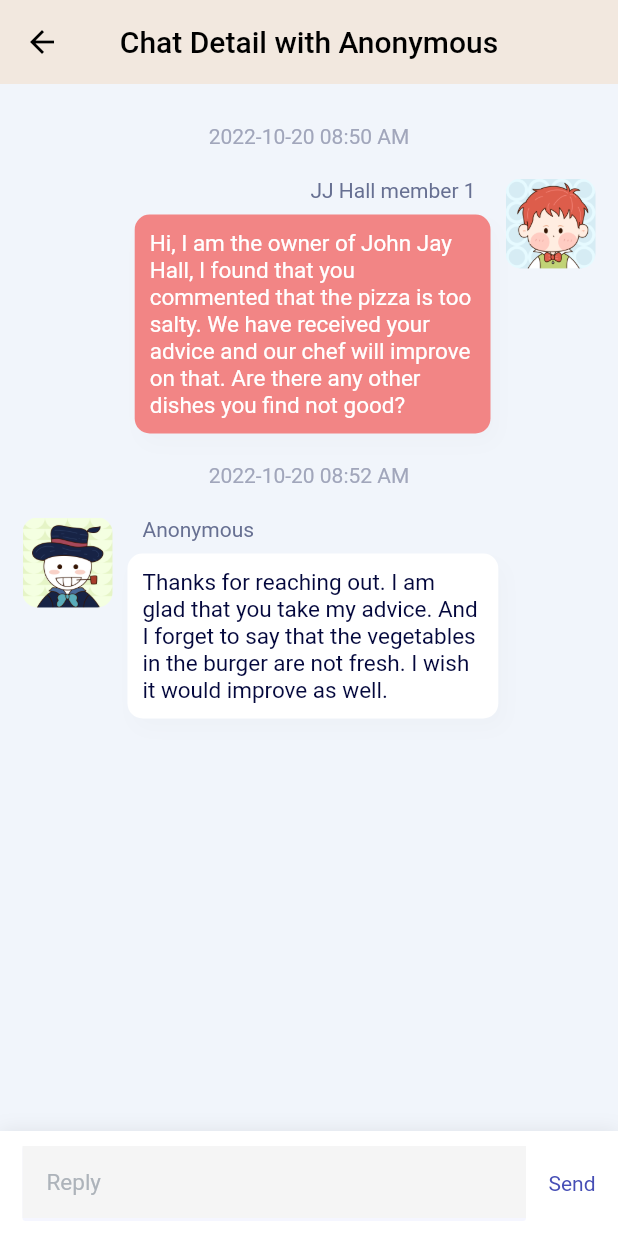
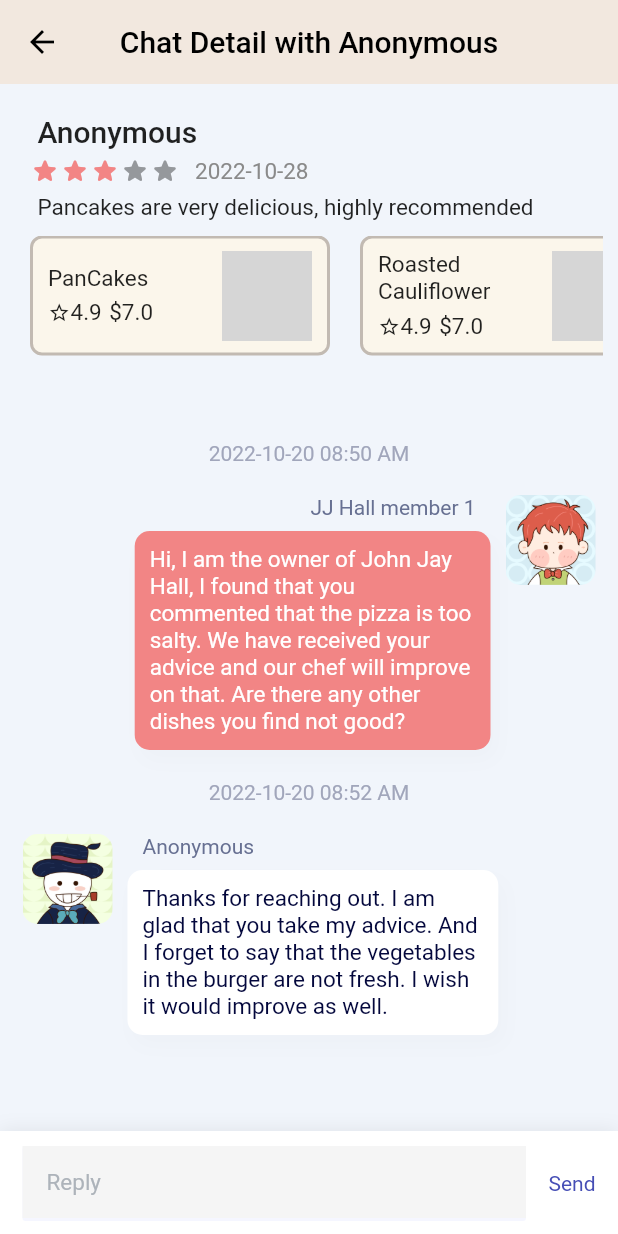
Before and after one commit to foodfyi/foodfyi_frontend, a Flutter app: the MenuMain screen opened directly, item 2 of the bottom bar chosen, scrolled down 152 dp, after a tap on "Chat", on a phone screen of 412 x 824 dp. Run offline on Flutter 3.47's test engine with Material 2 defaults, Android fonts, the phone set to English and light mode, and no system bars; drawn by our look-alikes of flutter_rating_bar; our stand-ins replace flutter_svg, image_picker; network calls fail; grey boxes are pictures that could not be loaded.

Commit message:
added review display on chat detail pages

```diff
--- a/lib/constants.dart
+++ b/lib/constants.dart
@@ -245,7 +245,7 @@ final mockReviews = <Review>[
     id: 2,
     date: '2022-10-28',
     comment: 'Pancakes are very delicious, highly recommended',
-    name: 'Steve A',
+    name: 'Steve D',
     anonymous: true,
     chatable: true,
     dishIds: [4, 5, 7, 0],
@@ -267,12 +267,14 @@ final mockChats = <Chat>[
   Chat(
       id: 0,
       userName: "Steve A",
+      reviewId: 0,
       missingCnt: 1,
       lastTime: 1671027300000,
       avatarUrl: "assets/images/user1.png"),
   Chat(
       id: 1,
       userName: "Anonymous",
+      reviewId: 2,
       missingCnt: 0,
       lastTime: 1666185321000,
       avatarUrl: "assets/images/anonymous.png"),
--- a/lib/models/chat.dart
+++ b/lib/models/chat.dart
@@ -6,6 +6,7 @@ part 'chat.g.dart';
 class Chat {
   int id;
   String userName;
+  int reviewId;
   int missingCnt;
   int lastTime;
   String avatarUrl;
@@ -13,6 +14,7 @@ class Chat {
   Chat({
     required this.id,
     required this.userName,
+    required this.reviewId,
     required this.missingCnt,
     required this.lastTime,
     required this.avatarUrl,
--- a/lib/pages/chat/chat_detail.dart
+++ b/lib/pages/chat/chat_detail.dart
@@ -1,15 +1,23 @@
 // ignore_for_file: prefer_const_literals_to_create_immutables, prefer_const_constructors, sort_child_properties_last
 
 import 'package:flutter/material.dart';
+import 'package:flutter_rating_bar/flutter_rating_bar.dart';
 import 'package:foodfyi/constants.dart';
 import 'package:foodfyi/models/message.dart';
+import 'package:foodfyi/models/review.dart';
+import 'package:foodfyi/pages/review/dish_list.dart';
 import 'dart:async';
 import 'package:intl/intl.dart' as intl;
 
 class ChatDetail extends StatefulWidget {
-  const ChatDetail({super.key, required this.userName, required this.userId});
+  const ChatDetail(
+      {super.key,
+      required this.userName,
+      required this.userId,
+      required this.reviewId});
   final String userName;
   final int userId;
+  final int reviewId;
 
   @override
   State<ChatDetail> createState() => _ChatDetailState();
@@ -19,6 +27,7 @@ class _ChatDetailState extends State<ChatDetail> {
   TextEditingController textEditingController = TextEditingController();
   final ScrollController _scrollController = ScrollController(); //listview的控制器
   double contentMaxWidth = 0;
+  List<Review> reviews = mockReviews.toList();
 
   @override
   void initState() {
@@ -47,6 +56,67 @@ class _ChatDetailState extends State<ChatDetail> {
         color: Color(0xFFF1F5FB),
         child: Column(
           children: <Widget>[
+            Padding(
+              padding: const EdgeInsets.only(top: 20, left: 10),
+              child: Container(
+                padding: const EdgeInsets.symmetric(horizontal: 10),
+                margin: const EdgeInsets.only(bottom: 30.0),
+                child: Column(
+                  crossAxisAlignment: CrossAxisAlignment.start,
+                  children: [
+                    Row(
+                      mainAxisAlignment: MainAxisAlignment.spaceBetween,
+                      children: [
+                        Column(
+                          crossAxisAlignment: CrossAxisAlignment.start,
+                          children: [
+                            Padding(
+                              padding:
+                                  const EdgeInsets.only(left: 5, bottom: 5),
+                              child: Text(
+                                reviews[widget.reviewId].anonymous
+                                    ? "Anonymous"
+                                    : reviews[widget.reviewId].name,
+                                style: const TextStyle(
+                                    fontSize: 20, fontWeight: FontWeight.w500),
+                              ),
+                            ),
+                            Row(
+                              children: [
+                                RatingBarIndicator(
+                                  rating: reviews[widget.reviewId].rating,
+                                  itemBuilder: (context, index) => const Icon(
+                                    Icons.star_rounded,
+                                    color: pinkHeavyColor,
+                                  ),
+                                  itemSize: 20,
+                                ),
+                                Padding(
+                                  padding: const EdgeInsets.only(left: 10),
+                                  child: Text(reviews[widget.reviewId].date,
+                                      style: const TextStyle(
+                                          fontSize: 15, color: greyHeavyColor)),
+                                ),
+                              ],
+                            ),
+                          ],
+                        ),
+                      ],
+                    ),
+                    Padding(
+                      padding:
+                          const EdgeInsets.only(left: 5, top: 5, bottom: 10),
+                      child: Text(reviews[widget.reviewId].comment,
+                          style: textMiddleSize),
+                    ),
+                    DishList(
+                      dishIds: reviews[widget.reviewId].dishIds,
+                      clickable: false,
+                    ),
+                  ],
+                ),
+              ),
+            ),
             Expanded(
               flex: 1,
               child: Container(
--- a/lib/pages/chat/chat_list.dart
+++ b/lib/pages/chat/chat_list.dart
@@ -91,8 +91,10 @@ class _ChatListState extends State<ChatList> {
                 context,
                 MaterialPageRoute(builder: (context) {
                   return ChatDetail(
-                      userName: chatList[index].userName,
-                      userId: chatList[index].id);
+                    userName: chatList[index].userName,
+                    userId: chatList[index].id,
+                    reviewId: chatList[index].reviewId,
+                  );
                 }),
               );
 
--- a/lib/pages/review/review_list.dart
+++ b/lib/pages/review/review_list.dart
@@ -212,9 +212,12 @@ class _ReviewListState extends State<ReviewList> {
                                                 MaterialPageRoute(
                                                     builder: (context) {
                                                   return ChatDetail(
-                                                      userName: mockChats[id]
-                                                          .userName,
-                                                      userId: mockChats[id].id);
+                                                    userName:
+                                                        mockChats[id].userName,
+                                                    userId: mockChats[id].id,
+                                                    reviewId:
+                                                        mockChats[id].reviewId,
+                                                  );
                                                 }),
                                               );
                                             },
--- a/lib/pages/review/single_food_review_list.dart
+++ b/lib/pages/review/single_food_review_list.dart
@@ -179,11 +179,13 @@ class _SingleFoodReviewListState extends State<SingleFoodReviewList> {
                                                             .missingCnt = 0;
                                                       });
                                                       return ChatDetail(
-                                                          userName:
-                                                              mockChats[id]
-                                                                  .userName,
-                                                          userId:
-                                                              mockChats[id].id);
+                                                        userName: mockChats[id]
+                                                            .userName,
+                                                        userId:
+                                                            mockChats[id].id,
+                                                        reviewId: mockChats[id]
+                                                            .reviewId,
+                                                      );
                                                     }),
                                                   );
                                                 },
```
Also changed, not shown: lib/models/chat.g.dart, 1 other file.
